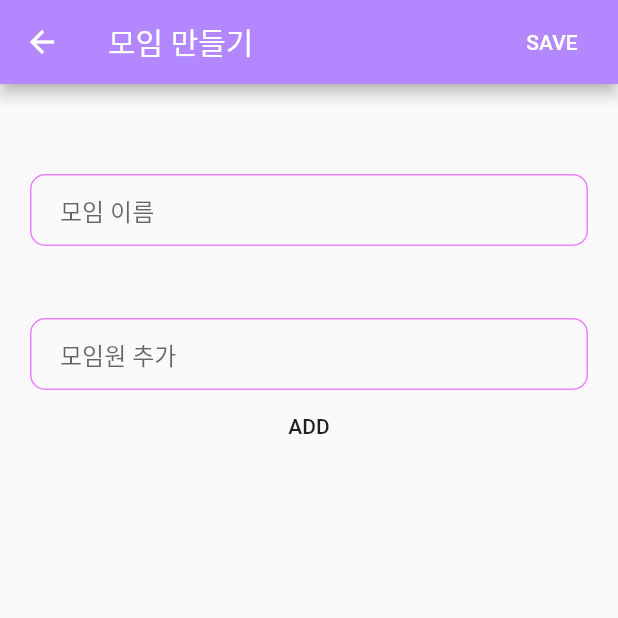
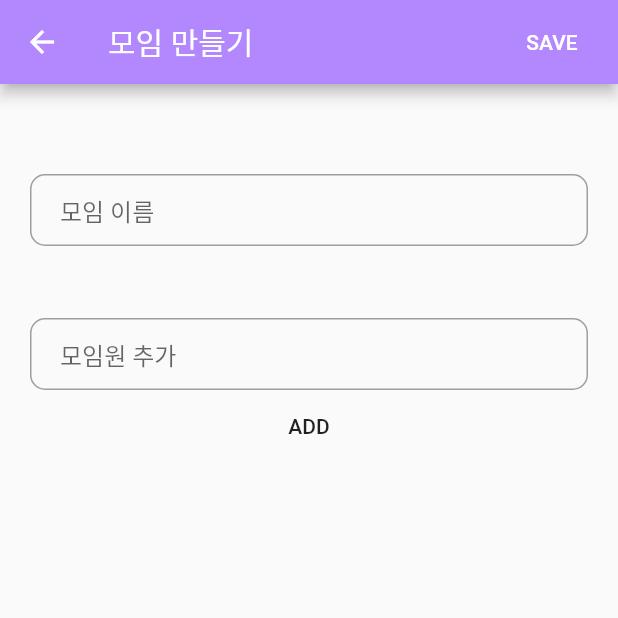
Before and after one commit to dsc-sookmyung/2021-SeNaJooNa-OurStory, a Flutter app: the AddGroupScreen screen opened directly, on a phone screen of 412 x 824 dp, the top half of it. Run offline on Flutter 3.47's test engine with Material 2 defaults, Android fonts, the phone set to English and light mode, and no system bars; our stand-ins replace cloud_firestore, firebase_auth, firebase_core, firebase_storage, google_sign_in; accounts and stored records are empty.

Commit message:
Update add_group_screen.dart

```diff
--- a/lib/screens/add_group_screen.dart
+++ b/lib/screens/add_group_screen.dart
@@ -9,10 +9,11 @@ class AddGroupScreen extends StatefulWidget {
   _AddGroupScreenState createState() => _AddGroupScreenState();
 }
 
+List<String> userList = [];
+
 class _AddGroupScreenState extends State<AddGroupScreen> {
   String groupName;
   String user;
-  List<String> userList = [];
   TextEditingController _nameController = TextEditingController();
   TextEditingController _userController = TextEditingController();
   @override
@@ -67,13 +68,12 @@ class _AddGroupScreenState extends State<AddGroupScreen> {
                     ),
                   ),
                   enabledBorder: OutlineInputBorder(
-                    borderSide:
-                        BorderSide(color: Colors.purpleAccent[100], width: 1.0),
+                    borderSide: BorderSide(color: Colors.grey, width: 1.0),
                     borderRadius: BorderRadius.all(Radius.circular(10.0)),
                   ),
                   focusedBorder: OutlineInputBorder(
-                    borderSide:
-                        BorderSide(color: Colors.purpleAccent[100], width: 2.0),
+                    borderSide: BorderSide(
+                        color: Colors.deepPurpleAccent[100], width: 2.0),
                     borderRadius: BorderRadius.all(Radius.circular(10.0)),
                   ),
                 ),
@@ -98,20 +98,22 @@ class _AddGroupScreenState extends State<AddGroupScreen> {
                     ),
                   ),
                   enabledBorder: OutlineInputBorder(
-                    borderSide:
-                        BorderSide(color: Colors.purpleAccent[100], width: 1.0),
+                    borderSide: BorderSide(color: Colors.grey, width: 1.0),
                     borderRadius: BorderRadius.all(Radius.circular(10.0)),
                   ),
                   focusedBorder: OutlineInputBorder(
-                    borderSide:
-                        BorderSide(color: Colors.purpleAccent[100], width: 2.0),
+                    borderSide: BorderSide(
+                        color: Colors.deepPurpleAccent[100], width: 2.0),
                     borderRadius: BorderRadius.all(Radius.circular(10.0)),
                   ),
                 ),
               ),
               FlatButton(
                 onPressed: () {
-                  if(!userList.contains(user) && user != Provider.of<User>(context, listen: false).getEmail()){
+                  if (!userList.contains(user) &&
+                      user !=
+                          Provider.of<User>(context, listen: false)
+                              .getEmail()) {
                     setState(() {
                       userList.insert(0, user);
                     });
@@ -124,7 +126,7 @@ class _AddGroupScreenState extends State<AddGroupScreen> {
               Expanded(
                 child: SizedBox(
                   height: 200.0,
-                  child: UsersList(userList),
+                  child: DeleteChips(),
                 ),
               )
             ],
@@ -135,28 +137,43 @@ class _AddGroupScreenState extends State<AddGroupScreen> {
   }
 }
 
-class UsersList extends StatelessWidget {
-  UsersList(this.users);
-  List<String> users;
+class DeleteChips extends StatefulWidget {
+  @override
+  UsersList createState() => UsersList();
+}
+
+class UsersList extends State<DeleteChips> {
   @override
   Widget build(BuildContext context) {
     return ListView.builder(
       itemBuilder: (context, index) {
-        return UserTile(userTitle: users[index]);
+        return buildChip(
+          index: index,
+          userTitle: userList[index],
+        );
       },
-      itemCount: users.length,
+      itemCount: userList.length,
     );
   }
-}
 
-class UserTile extends StatelessWidget {
-  UserTile({this.userTitle});
-  String userTitle;
-
-  @override
-  Widget build(BuildContext context) {
-    return ListTile(
-      title: Text(userTitle),
-    );
+  Widget buildChip({int index, String userTitle}) {
+    return Chip(
+        label: Text(
+          userTitle,
+          style: TextStyle(color: Colors.black),
+        ),
+        avatar: CircleAvatar(
+          child: Text(
+            userTitle[0].toUpperCase(),
+          ),
+          backgroundColor: Colors.white,
+        ),
+        padding: EdgeInsets.all(5),
+        backgroundColor: Colors.deepPurpleAccent[100],
+        onDeleted: () {
+          setState(() {
+            userList.remove(userTitle);
+          });
+        });
   }
 }
```
